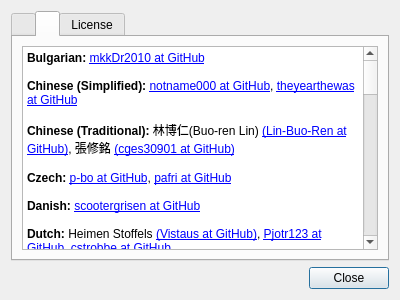
Above: featherpad/about.ui from vecnathewhisperd0/FeatherPad before the change. Below: the same form after it.
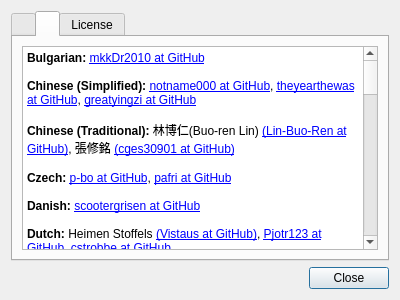
That is the form after the change. The open tabs and pages were chosen to show the change.

```diff
--- a/featherpad/about.ui
+++ b/featherpad/about.ui
@@ -99,7 +99,7 @@
 &lt;/style&gt;&lt;/head&gt;&lt;body style=&quot;  font-weight:400; font-style:normal;&quot;&gt;
 &lt;p style=&quot; margin-top:0px; margin-bottom:0px; margin-left:0px; margin-right:0px; -qt-block-indent:0; text-indent:0px;&quot;&gt;&lt;span style=&quot; font-weight:600;&quot;&gt;Bulgarian:&lt;/span&gt; &lt;a href=&quot;https://github.com/mkkDr2010&quot;&gt;mkkDr2010 at GitHub&lt;/a&gt;&lt;/p&gt;
 &lt;p style=&quot;-qt-paragraph-type:empty; margin-top:0px; margin-bottom:0px; margin-left:0px; margin-right:0px; -qt-block-indent:0; text-indent:0px;&quot;&gt;&lt;br /&gt;&lt;/p&gt;
-&lt;p style=&quot; margin-top:0px; margin-bottom:0px; margin-left:0px; margin-right:0px; -qt-block-indent:0; text-indent:0px;&quot;&gt;&lt;span style=&quot; font-weight:600;&quot;&gt;Chinese (Simplified):&lt;/span&gt; &lt;a href=&quot;https://github.com/notname000&quot;&gt;notname000 at GitHub&lt;/a&gt;, &lt;a href=&quot;https://github.com/theyearthewas&quot;&gt;theyearthewas at GitHub&lt;/a&gt;&lt;/p&gt;
+&lt;p style=&quot; margin-top:0px; margin-bottom:0px; margin-left:0px; margin-right:0px; -qt-block-indent:0; text-indent:0px;&quot;&gt;&lt;span style=&quot; font-weight:600;&quot;&gt;Chinese (Simplified):&lt;/span&gt; &lt;a href=&quot;https://github.com/notname000&quot;&gt;notname000 at GitHub&lt;/a&gt;, &lt;a href=&quot;https://github.com/theyearthewas&quot;&gt;theyearthewas at GitHub&lt;/a&gt;, &lt;a href=&quot;https://github.com/greatyingzi&quot;&gt;greatyingzi at GitHub&lt;/a&gt;&lt;/p&gt;
 &lt;p style=&quot;-qt-paragraph-type:empty; margin-top:0px; margin-bottom:0px; margin-left:0px; margin-right:0px; -qt-block-indent:0; text-indent:0px;&quot;&gt;&lt;br /&gt;&lt;/p&gt;
 &lt;p style=&quot; margin-top:0px; margin-bottom:0px; margin-left:0px; margin-right:0px; -qt-block-indent:0; text-indent:0px;&quot;&gt;&lt;span style=&quot; font-weight:600;&quot;&gt;Chinese (Traditional):&lt;/span&gt; 林博仁(Buo-ren Lin) &lt;a href=&quot;https://github.com/Lin-Buo-Ren&quot;&gt;(Lin-Buo-Ren at GitHub)&lt;/a&gt;, 張修銘 &lt;a href=&quot;https://github.com/cges30901&quot;&gt;(cges30901 at GitHub)&lt;/a&gt;&lt;/p&gt;
 &lt;p style=&quot;-qt-paragraph-type:empty; margin-top:0px; margin-bottom:0px; margin-left:0px; margin-right:0px; -qt-block-indent:0; text-indent:0px;&quot;&gt;&lt;br /&gt;&lt;/p&gt;
```
